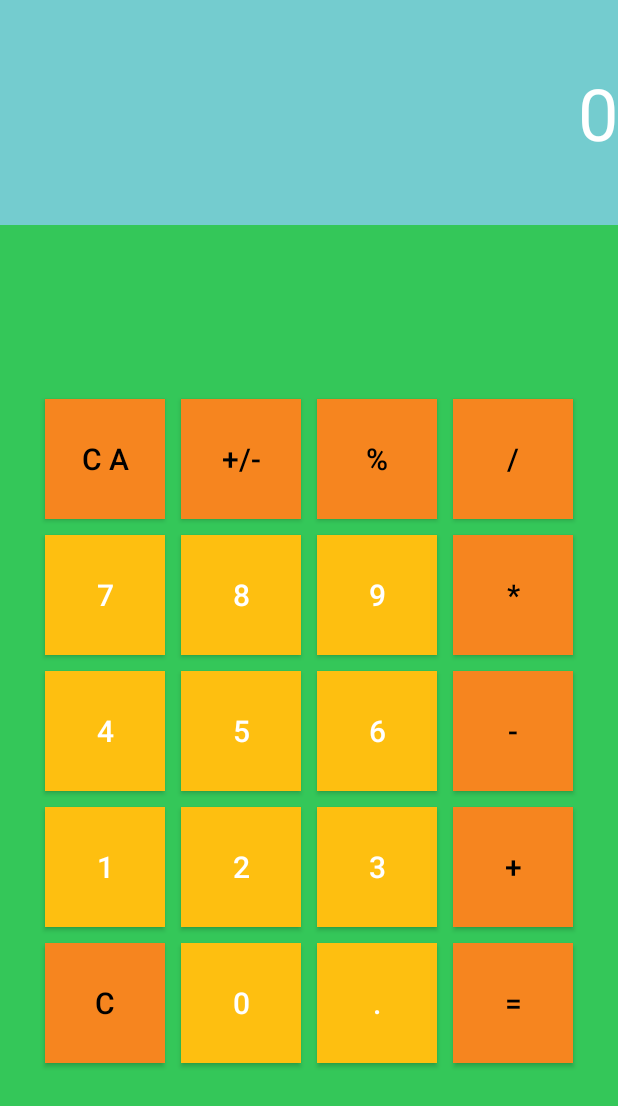
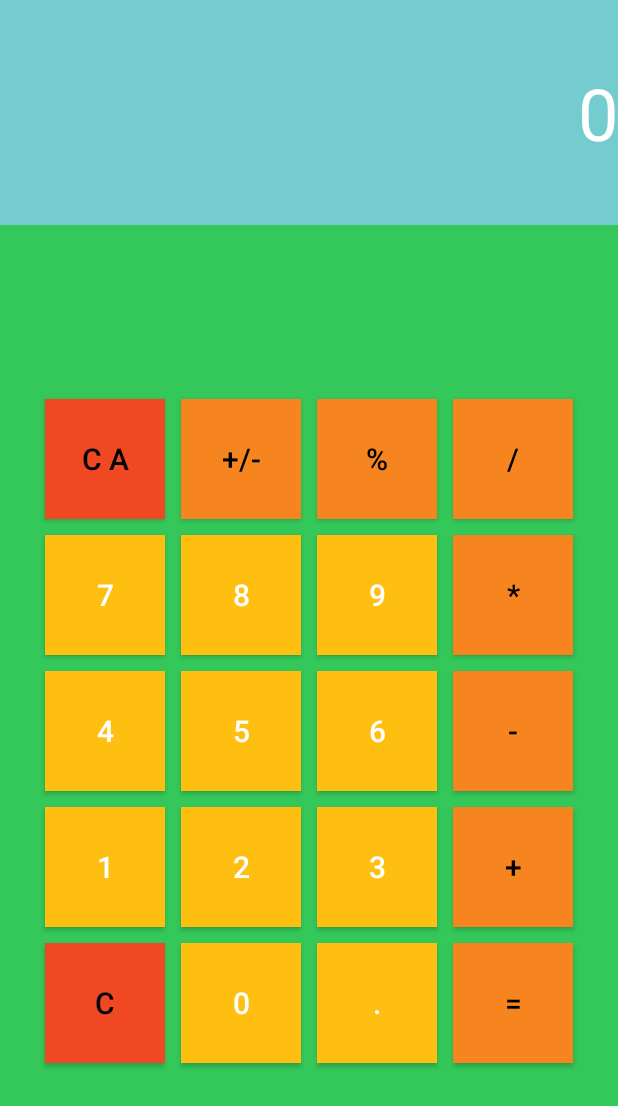
Before and after one commit to Oskrey/Calculator, an Android app: the screen it shows after launch (MainActivity), after a tap on "C A", on a phone screen of 412 x 824 dp. Shown: the top 1106 px of the screen. Run offline under Robolectric (Android 15) with nearby library versions, the phone set to English and light mode, and no system bars.

Commit message:
teper` tochno final

```diff
--- a/app/src/main/java/com/example/calculator/MainActivity.java
+++ b/app/src/main/java/com/example/calculator/MainActivity.java
@@ -152,7 +152,7 @@ public class MainActivity extends AppCompatActivity {
         lastbt = false;
 
     }
-    public void percent(View view)//////////////////////////////////////////////////////////////////////тут условие первое
+    public void percent(View view)
     {
 
         Double resPercent;
--- a/app/src/main/res/layout/activity_main.xml
+++ b/app/src/main/res/layout/activity_main.xml
@@ -35,7 +35,7 @@
             android:layout_width="80sp"
             android:layout_height="80sp"
             android:layout_margin="5sp"
-            android:background="@color/SpecOrange"
+            android:background="@color/SpecRed"
             android:onClick="clearAllAction"
             android:text="C A"
             android:textColor="@color/black"
@@ -210,7 +210,7 @@
             android:layout_width="80sp"
             android:layout_height="80sp"
             android:layout_margin="5sp"
-            android:background="@color/SpecOrange"
+            android:background="@color/SpecRed"
             android:onClick="clearOneAction"
             android:text="C"
             android:textColor="@color/black"
```
